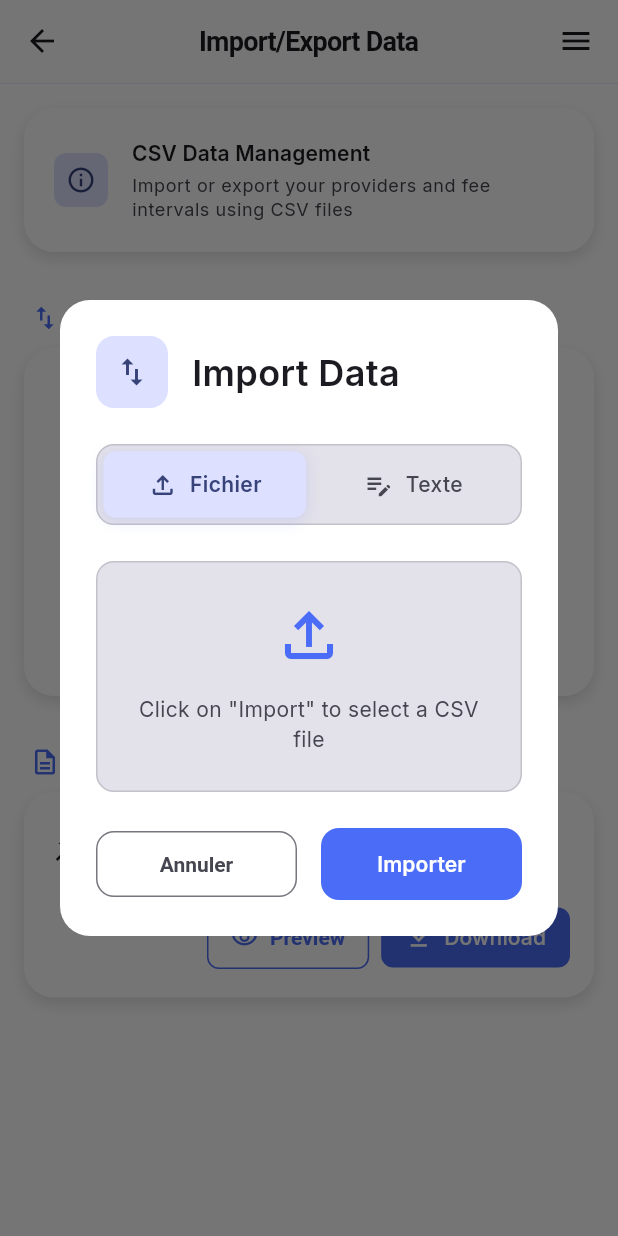
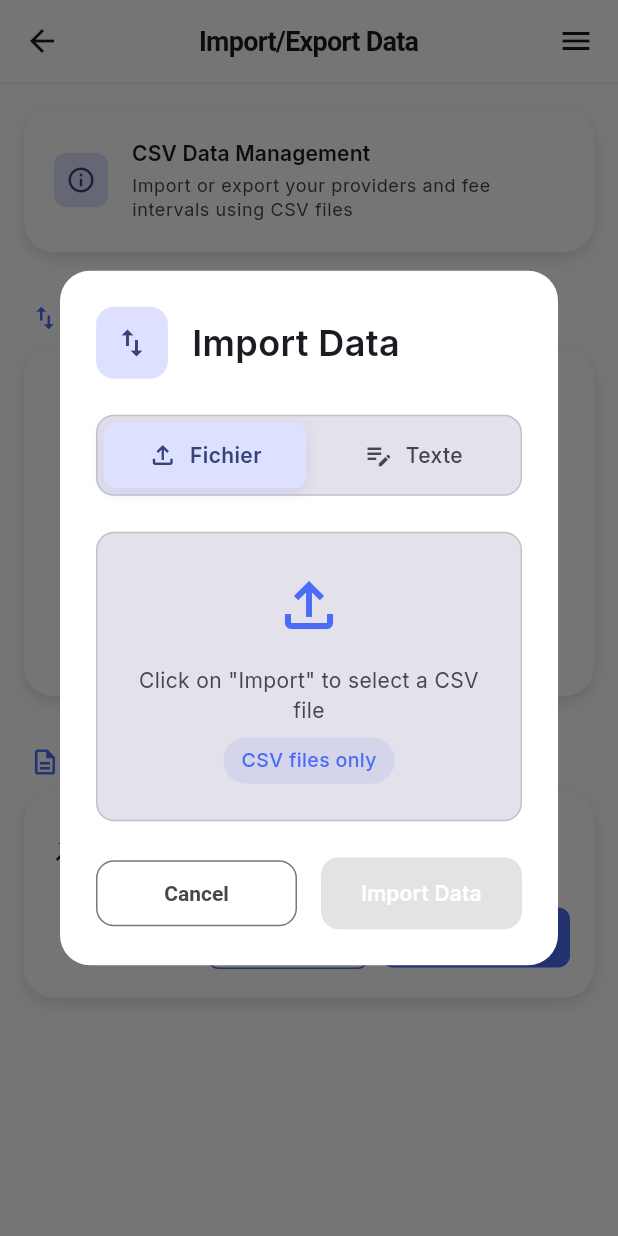
Before and after one commit to elsycharles/feezer, a Flutter app: the CsvManagementScreen screen opened by its route, after a tap on "Import Data", on a phone screen of 412 x 824 dp. Run offline on Flutter 3.47's test engine with Material 3 defaults, Android fonts, the phone set to English and light mode, and no system bars; our stand-ins replace csv, file_picker, flutter_svg, share_plus, shared_preferences, sqflite; accounts and stored records are empty.

Commit message:
dev (data) : import interface change

```diff
--- a/lib/screen/settings/csv_management_screen.dart
+++ b/lib/screen/settings/csv_management_screen.dart
@@ -71,22 +71,14 @@ class _CsvManagementScreenState extends State<CsvManagementScreen> {
     await showDialog(
       context: context,
       builder: (dialogContext) => _ImportDialog(
-        onFileImport: _importCsv,
-        onTextImport: _importFromText,
+        onFileImport: (file) => _importCsvFromFile(file),
+        onTextImport: (text) => _importFromText(text),
       ),
     );
   }
 
-  Future<void> _importCsv() async {
+  Future<void> _importCsvFromFile(PlatformFile file) async {
     try {
-      final result = await FilePicker.platform.pickFiles(
-        type: FileType.custom,
-        allowedExtensions: ['csv'],
-      );
-
-      if (result == null || result.files.isEmpty) return;
-
-      final file = result.files.first;
       if (file.bytes == null && file.path == null) {
         if (mounted) {
           AppToast.error(context, AppLocalizations.of(context).failedToReadFile);
@@ -96,6 +88,7 @@ class _CsvManagementScreenState extends State<CsvManagementScreen> {
 
       setState(() => _isProcessing = true);
 
+      // Lire le contenu du fichier
       final csvContent = file.bytes != null
           ? String.fromCharCodes(file.bytes!)
           : await File(file.path!).readAsString();
@@ -614,7 +607,7 @@ class _ImportDialog extends StatefulWidget {
     required this.onTextImport,
   });
 
-  final VoidCallback onFileImport;
+  final void Function(PlatformFile) onFileImport;
   final void Function(String) onTextImport;
 
   @override
@@ -624,6 +617,8 @@ class _ImportDialog extends StatefulWidget {
 class _ImportDialogState extends State<_ImportDialog> {
   bool _useTextInput = false;
   String _csvText = '';
+  bool _isImporting = false;
+  PlatformFile? _selectedFile;
 
   @override
   Widget build(BuildContext context) {
@@ -651,24 +646,63 @@ class _ImportDialogState extends State<_ImportDialog> {
             const SizedBox(height: 24),
             _ImportContent(
               useTextInput: _useTextInput,
+              selectedFile: _selectedFile,
               onTextChanged: (value) => _csvText = value,
+              onFileSelected: _selectFile,
             ),
             const SizedBox(height: 24),
             _ImportActions(
+              isImporting: _isImporting,
+              canImport: _useTextInput ? _csvText.trim().isNotEmpty : _selectedFile != null,
               onCancel: () => Navigator.of(context).pop(),
-              onImport: () {
-                Navigator.of(context).pop();
-                if (_useTextInput) {
-                  widget.onTextImport(_csvText);
-                } else {
-                  widget.onFileImport();
-                }
-              },
+              onImport: _handleImport,
             ),
           ],
         ),
       ),
     );
+  }
+
+  Future<void> _selectFile() async {
+    try {
+      final result = await FilePicker.platform.pickFiles(
+        type: FileType.custom,
+        allowedExtensions: ['csv'],
+      );
+
+      if (result != null && result.files.isNotEmpty) {
+        setState(() {
+          _selectedFile = result.files.first;
+        });
+      }
+    } catch (e) {
+      if (mounted) {
+        AppToast.error(context, 'Failed to select file: $e');
+      }
+    }
+  }
+
+  Future<void> _handleImport() async {
+    setState(() => _isImporting = true);
+
+    try {
+      Navigator.of(context).pop();
+      if (_useTextInput) {
+        widget.onTextImport(_csvText);
+      } else {
+        if (_selectedFile != null) {
+          widget.onFileImport(_selectedFile!);
+        }
+      }
+    } catch (e) {
+      if (mounted) {
+        AppToast.error(context, 'Import failed: $e');
+      }
+    } finally {
+      if (mounted) {
+        setState(() => _isImporting = false);
+      }
+    }
   }
 }
 
@@ -822,11 +856,15 @@ class _ToggleOption extends StatelessWidget {
 class _ImportContent extends StatelessWidget {
   const _ImportContent({
     required this.useTextInput,
+    required this.selectedFile,
     required this.onTextChanged,
+    required this.onFileSelected,
   });
 
   final bool useTextInput;
+  final PlatformFile? selectedFile;
   final ValueChanged<String> onTextChanged;
+  final VoidCallback onFileSelected;
 
   @override
   Widget build(BuildContext context) {
@@ -834,7 +872,10 @@ class _ImportContent extends StatelessWidget {
       duration: const Duration(milliseconds: 300),
       child: useTextInput
           ? _TextInputField(onChanged: onTextChanged)
-          : const _FileUploadInfo(),
+          : _FileUploadArea(
+              selectedFile: selectedFile,
+              onFileSelected: onFileSelected,
+            ),
     );
   }
 }
@@ -878,24 +919,95 @@ class _TextInputField extends StatelessWidget {
   }
 }
 
-class _FileUploadInfo extends StatelessWidget {
-  const _FileUploadInfo();
+class _FileUploadArea extends StatelessWidget {
+  const _FileUploadArea({
+    required this.selectedFile,
+    required this.onFileSelected,
+  });
+
+  final PlatformFile? selectedFile;
+  final VoidCallback onFileSelected;
 
   @override
   Widget build(BuildContext context) {
     final colorScheme = Theme.of(context).colorScheme;
 
-    return Container(
-      key: const ValueKey('file_info'),
+    return GestureDetector(
+      onTap: onFileSelected,
+      child: AnimatedContainer(
+        duration: const Duration(milliseconds: 200),
         padding: const EdgeInsets.all(24),
         decoration: BoxDecoration(
-        color: colorScheme.surfaceContainerHighest,
+          color: selectedFile != null
+              ? ThemeUtil.success.withValues(alpha: 0.1)
+              : colorScheme.surfaceContainerHighest,
           borderRadius: BorderRadius.circular(12),
-        border: Border.all(color: colorScheme.outline.withValues(alpha: 0.3)),
+          border: Border.all(
+            color: selectedFile != null
+                ? ThemeUtil.success
+                : colorScheme.outline.withValues(alpha: 0.3),
+            width: selectedFile != null ? 2 : 1,
+          ),
         ),
         child: Column(
           children: [
-          Icon(Icons.file_upload_outlined, size: 48, color: colorScheme.primary),
+            if (selectedFile != null) ...[
+              Icon(
+                Icons.check_circle,
+                size: 48,
+                color: ThemeUtil.success,
+              ),
+              const SizedBox(height: 16),
+              Text(
+                'File Selected',
+                style: ThemeUtil.titleMedium.copyWith(
+                  color: ThemeUtil.success,
+                  fontWeight: FontWeight.w600,
+                ),
+              ),
+              const SizedBox(height: 8),
+              Container(
+                padding: const EdgeInsets.symmetric(horizontal: 12, vertical: 8),
+                decoration: BoxDecoration(
+                  color: colorScheme.surface,
+                  borderRadius: BorderRadius.circular(8),
+                  border: Border.all(color: colorScheme.outline.withValues(alpha: 0.3)),
+                ),
+                child: Row(
+                  mainAxisSize: MainAxisSize.min,
+                  children: [
+                    Icon(
+                      Icons.insert_drive_file,
+                      size: 20,
+                      color: colorScheme.onSurfaceVariant,
+                    ),
+                    const SizedBox(width: 8),
+                    Flexible(
+                      child: Text(
+                        selectedFile!.name,
+                        style: ThemeUtil.bodyMedium.copyWith(
+                          color: colorScheme.onSurface,
+                          fontWeight: FontWeight.w500,
+                        ),
+                        overflow: TextOverflow.ellipsis,
+                      ),
+                    ),
+                    const SizedBox(width: 8),
+                    Text(
+                      _formatFileSize(selectedFile!.size),
+                      style: ThemeUtil.bodySmall.copyWith(
+                        color: colorScheme.onSurfaceVariant,
+                      ),
+                    ),
+                  ],
+                ),
+              ),
+            ] else ...[
+              Icon(
+                Icons.file_upload_outlined,
+                size: 48,
+                color: colorScheme.primary,
+              ),
               const SizedBox(height: 16),
               Text(
                 AppLocalizations.of(context).clickImportToSelectFile,
@@ -904,18 +1016,45 @@ class _FileUploadInfo extends StatelessWidget {
                 ),
                 textAlign: TextAlign.center,
               ),
+              const SizedBox(height: 8),
+              Container(
+                padding: const EdgeInsets.symmetric(horizontal: 12, vertical: 6),
+                decoration: BoxDecoration(
+                  color: colorScheme.primary.withValues(alpha: 0.1),
+                  borderRadius: BorderRadius.circular(16),
+                ),
+                child: Text(
+                  'CSV files only',
+                  style: ThemeUtil.bodySmall.copyWith(
+                    color: colorScheme.primary,
+                    fontWeight: FontWeight.w500,
+                  ),
+                ),
+              ),
+            ],
           ],
         ),
+      ),
     );
+  }
+
+  String _formatFileSize(int bytes) {
+    if (bytes < 1024) return '$bytes B';
+    if (bytes < 1024 * 1024) return '${(bytes / 1024).toStringAsFixed(1)} KB';
+    return '${(bytes / (1024 * 1024)).toStringAsFixed(1)} MB';
   }
 }
 
 class _ImportActions extends StatelessWidget {
   const _ImportActions({
+    required this.isImporting,
+    required this.canImport,
     required this.onCancel,
     required this.onImport,
   });
 
+  final bool isImporting;
+  final bool canImport;
   final VoidCallback onCancel;
   final VoidCallback onImport;
 
@@ -927,7 +1066,7 @@ class _ImportActions extends StatelessWidget {
       children: [
         Expanded(
           child: OutlinedButton(
-            onPressed: onCancel,
+            onPressed: isImporting ? null : onCancel,
             style: OutlinedButton.styleFrom(
               side: BorderSide(color: colorScheme.outline),
               padding: const EdgeInsets.symmetric(vertical: 14),
@@ -936,7 +1075,7 @@ class _ImportActions extends StatelessWidget {
               ),
             ),
             child: Text(
-              'Annuler',
+              AppLocalizations.of(context).cancel,
               style: ThemeUtil.bodyMedium.copyWith(
                 color: colorScheme.onSurfaceVariant,
                 fontWeight: FontWeight.w600,
@@ -947,15 +1086,26 @@ class _ImportActions extends StatelessWidget {
         const SizedBox(width: 16),
         Expanded(
           child: FilledButton(
-            onPressed: onImport,
+            onPressed: (isImporting || !canImport) ? null : onImport,
             style: FilledButton.styleFrom(
               padding: const EdgeInsets.symmetric(vertical: 14),
               shape: RoundedRectangleBorder(
                 borderRadius: BorderRadius.circular(12),
               ),
             ),
-            child: Text(
-              'Importer',
+            child: isImporting
+                ? SizedBox(
+                    height: 20,
+                    width: 20,
+                    child: CircularProgressIndicator(
+                      strokeWidth: 2,
+                      valueColor: AlwaysStoppedAnimation<Color>(
+                        colorScheme.onPrimary,
+                      ),
+                    ),
+                  )
+                : Text(
+                    AppLocalizations.of(context).importData,
                     style: ThemeUtil.bodyMedium.copyWith(
                       color: colorScheme.onPrimary,
                       fontWeight: FontWeight.w600,
```
Lines whose indentation alone changed are shown as unchanged.
